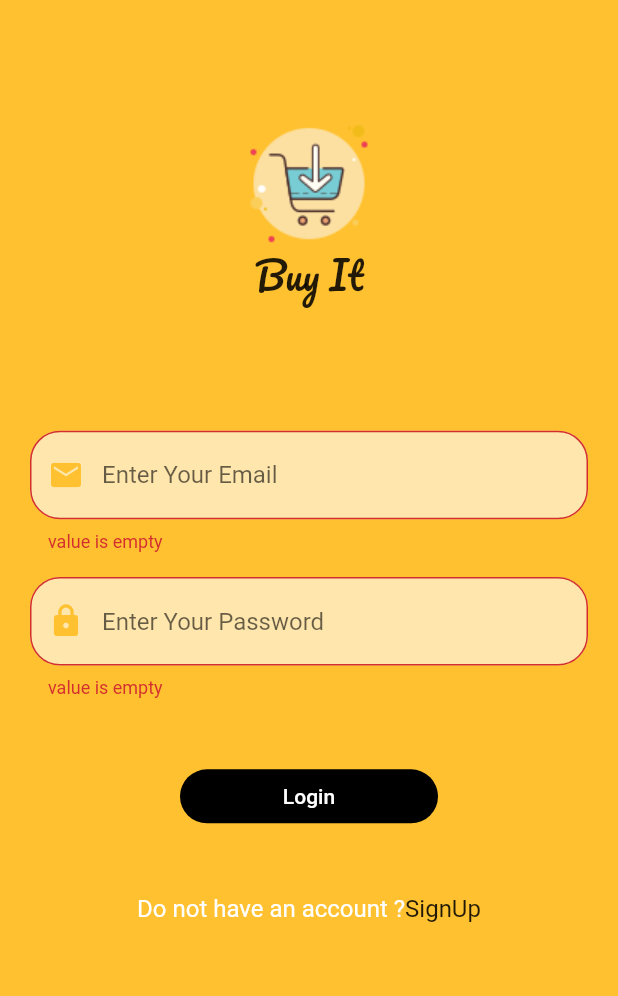
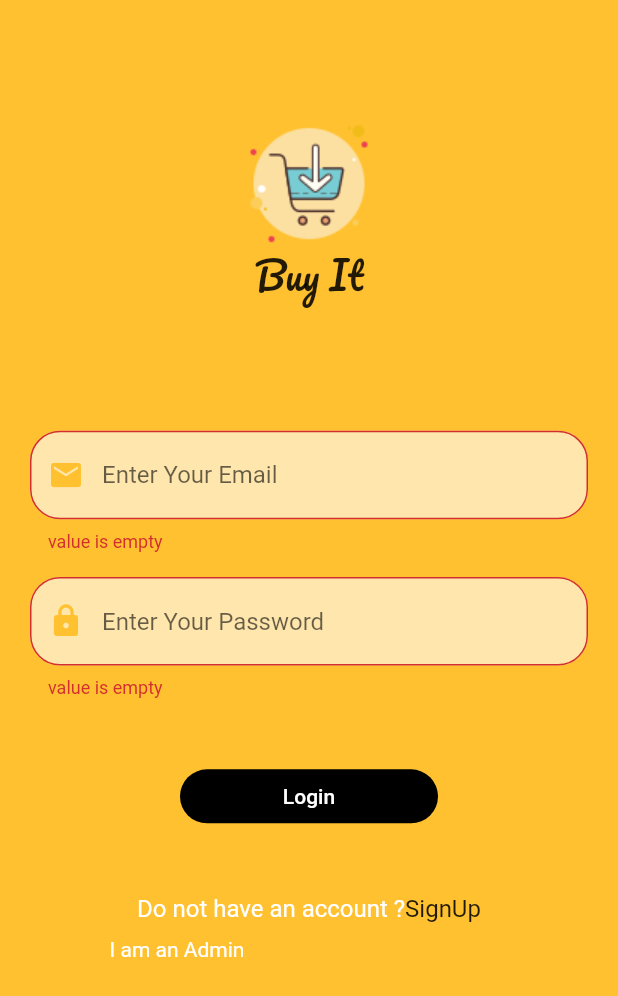
Before and after one commit to MalakEsmail/E-Commerce, a Flutter app: the screen it shows after launch, after a tap on "Login", on a phone screen of 412 x 824 dp. Shown: the top 996 px of the screen. Run offline on Flutter 3.47's test engine with Material 2 defaults, Android fonts, the phone set to English and light mode, and no system bars; our stand-ins replace firebase_auth, firebase_core, modal_progress_hud; accounts and stored records are empty.

Commit message:
switching between admin and user

```diff
--- a/lib/main.dart
+++ b/lib/main.dart
@@ -1,4 +1,6 @@
+import 'package:e_commerce/provider/adminmode.dart';
 import 'package:e_commerce/provider/modalhud.dart';
+import 'package:e_commerce/screens/admin_home_screen.dart';
 import 'package:e_commerce/screens/home_screen.dart';
 import 'package:e_commerce/screens/login_screen.dart';
 import 'package:e_commerce/screens/signup_screen.dart';
@@ -15,12 +17,20 @@ void main() async {
 class MyApp extends StatelessWidget {
   @override
   Widget build(BuildContext context) {
-    return ChangeNotifierProvider<ModalHud>(
-      create: (context) => ModalHud(),
+    return MultiProvider(
+      providers: [
+        ChangeNotifierProvider<ModalHud>(
+          create: (context) => ModalHud(),
+        ),
+        ChangeNotifierProvider<AdminMode>(
+          create: (context) => AdminMode(),
+        )
+      ],
       child: MaterialApp(initialRoute: LoginScreen.id, routes: {
         LoginScreen.id: (context) => LoginScreen(),
         SignUpScreen.id: (context) => SignUpScreen(),
         HomeScreen.id: (context) => HomeScreen(),
+        AdminHomeScreen.id: (context) => AdminHomeScreen(),
       }),
     );
   }
--- /dev/null
+++ b/lib/provider/adminmode.dart
@@ -0,0 +1,9 @@
+import 'package:flutter/cupertino.dart';
+
+class AdminMode extends ChangeNotifier {
+  bool isAdmin = false;
+  changeIsAdmin(bool value) {
+    isAdmin = value;
+    notifyListeners();
+  }
+}
--- /dev/null
+++ b/lib/screens/admin_home_screen.dart
@@ -0,0 +1,9 @@
+import 'package:flutter/material.dart';
+
+class AdminHomeScreen extends StatelessWidget {
+  static String id = 'adminhome';
+  @override
+  Widget build(BuildContext context) {
+    return Scaffold();
+  }
+}
--- a/lib/screens/login_screen.dart
+++ b/lib/screens/login_screen.dart
@@ -1,5 +1,8 @@
 import 'package:e_commerce/constants.dart';
+import 'package:e_commerce/provider/adminmode.dart';
 import 'package:e_commerce/provider/modalhud.dart';
+import 'package:e_commerce/screens/admin_home_screen.dart';
+import 'package:e_commerce/screens/home_screen.dart';
 import 'package:e_commerce/screens/signup_screen.dart';
 import 'package:e_commerce/services/auth.dart';
 import 'package:e_commerce/widgets/custom_textfield.dart';
@@ -12,6 +15,8 @@ class LoginScreen extends StatelessWidget {
   final GlobalKey<FormState> _globalKey = GlobalKey<FormState>();
   String _email, _password;
   final _auth = Auth();
+  bool isAdmin = false;
+  final adminPassword = 'admin1234';
   @override
   Widget build(BuildContext context) {
     double height = MediaQuery.of(context).size.height;
@@ -79,24 +84,8 @@ class LoginScreen extends StatelessWidget {
                   builder: (context) => FlatButton(
                     shape: RoundedRectangleBorder(
                         borderRadius: BorderRadius.circular(20)),
-                    onPressed: () async {
-                      final modalHud =
-                          Provider.of<ModalHud>(context, listen: false);
-                      modalHud.changeIsLoading(true);
-
-                      if (_globalKey.currentState.validate()) {
-                        _globalKey.currentState.save();
-                        try {
-                          final result = await _auth.signIn(_email, _password);
-                          modalHud.changeIsLoading(false);
-                        } catch (e) {
-                          modalHud.changeIsLoading(false);
-                          Scaffold.of(context).showSnackBar(SnackBar(
-                            content: Text(e.message),
-                          ));
-                        }
-                      }
-                      modalHud.changeIsLoading(false);
+                    onPressed: () {
+                      _validate(context);
                     },
                     color: Colors.black,
                     child: Text(
@@ -126,6 +115,43 @@ class LoginScreen extends StatelessWidget {
                     ),
                   ),
                 ],
+              ),
+              Padding(
+                padding: EdgeInsets.symmetric(horizontal: 30, vertical: 10),
+                child: Row(
+                  children: [
+                    Expanded(
+                        child: GestureDetector(
+                      onTap: () {
+                        Provider.of<AdminMode>(context, listen: false)
+                            .changeIsAdmin(true);
+                      },
+                      child: Text(
+                        'I am an Admin',
+                        textAlign: TextAlign.center,
+                        style: TextStyle(
+                            color: Provider.of<AdminMode>(context).isAdmin
+                                ? kMainColor
+                                : Colors.white),
+                      ),
+                    )),
+                    Expanded(
+                        child: GestureDetector(
+                      onTap: () {
+                        Provider.of<AdminMode>(context, listen: false)
+                            .changeIsAdmin(false);
+                      },
+                      child: Text(
+                        'I am a User',
+                        textAlign: TextAlign.center,
+                        style: TextStyle(
+                            color: Provider.of<AdminMode>(context).isAdmin
+                                ? Colors.white
+                                : kMainColor),
+                      ),
+                    ))
+                  ],
+                ),
               )
             ],
           ),
@@ -133,4 +159,38 @@ class LoginScreen extends StatelessWidget {
       ),
     );
   }
+
+  void _validate(BuildContext context) async {
+    final modalHud = Provider.of<ModalHud>(context, listen: false);
+    modalHud.changeIsLoading(true);
+
+    if (_globalKey.currentState.validate()) {
+      _globalKey.currentState.save();
+
+      if (Provider.of<AdminMode>(context, listen: false).isAdmin) {
+        if (adminPassword == _password) {
+          final result = await _auth.signIn(_email, _password);
+          modalHud.changeIsLoading(false);
+          Navigator.pushNamed(context, AdminHomeScreen.id);
+        } else {
+          modalHud.changeIsLoading(false);
+          Scaffold.of(context).showSnackBar(SnackBar(
+            content: Text('SomeThing wrong !'),
+          ));
+        }
+      } else {
+        try {
+          final result = await _auth.signIn(_email, _password);
+          modalHud.changeIsLoading(false);
+          Navigator.pushNamed(context, HomeScreen.id);
+        } catch (e) {
+          modalHud.changeIsLoading(false);
+          Scaffold.of(context).showSnackBar(SnackBar(
+            content: Text(e.message),
+          ));
+        }
+      }
+    }
+    modalHud.changeIsLoading(false);
+  }
 }
```
